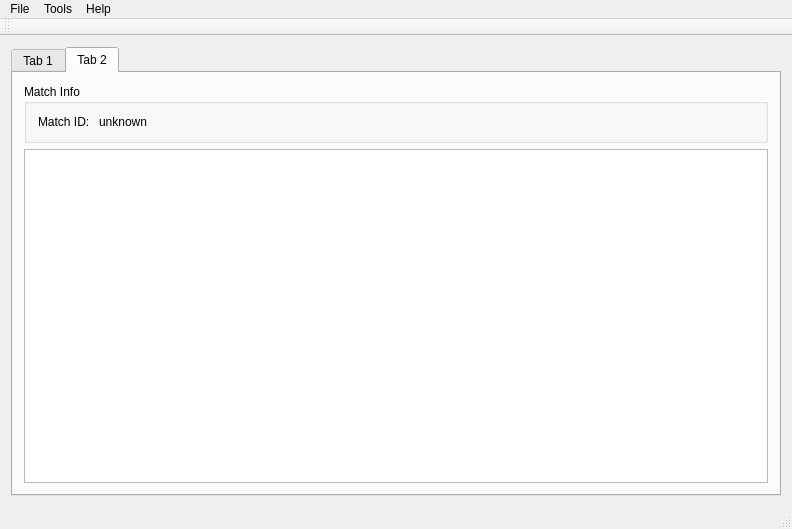
This is example/client/mainwindow.ui in ericp1337/LoL-Replay-Parsing-Server as Qt 5 draws it before an edit. The edited form follows.
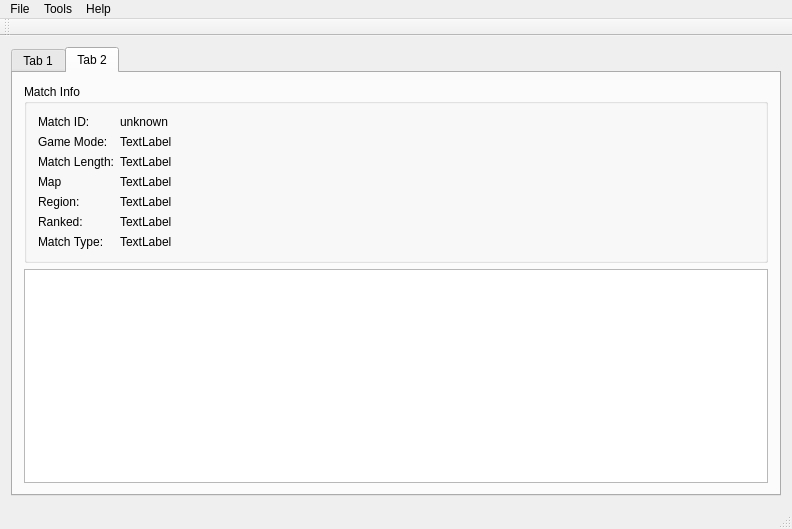
This is the edited form.

```diff
--- a/example/client/mainwindow.ui
+++ b/example/client/mainwindow.ui
@@ -122,17 +122,108 @@
             </widget>
            </item>
            <item row="0" column="1">
-            <widget class="QLabel" name="label_3">
+            <widget class="QLabel" name="matchID">
              <property name="text">
               <string>unknown</string>
              </property>
             </widget>
            </item>
+           <item row="1" column="0">
+            <widget class="QLabel" name="label_3">
+             <property name="text">
+              <string>Game Mode:</string>
+             </property>
+            </widget>
+           </item>
+           <item row="2" column="0">
+            <widget class="QLabel" name="label_4">
+             <property name="text">
+              <string>Match Length:</string>
+             </property>
+            </widget>
+           </item>
+           <item row="3" column="0">
+            <widget class="QLabel" name="label_5">
+             <property name="text">
+              <string>Map</string>
+             </property>
+            </widget>
+           </item>
+           <item row="1" column="1">
+            <widget class="QLabel" name="gameMode">
+             <property name="text">
+              <string>TextLabel</string>
+             </property>
+            </widget>
+           </item>
+           <item row="2" column="1">
+            <widget class="QLabel" name="matchLength">
+             <property name="text">
+              <string>TextLabel</string>
+             </property>
+            </widget>
+           </item>
+           <item row="3" column="1">
+            <widget class="QLabel" name="map">
+             <property name="text">
+              <string>TextLabel</string>
+             </property>
+            </widget>
+           </item>
+           <item row="4" column="1">
+            <widget class="QLabel" name="region">
+             <property name="text">
+              <string>TextLabel</string>
+             </property>
+            </widget>
+           </item>
+           <item row="4" column="0">
+            <widget class="QLabel" name="label_7">
+             <property name="text">
+              <string>Region:</string>
+             </property>
+            </widget>
+           </item>
+           <item row="5" column="0">
+            <widget class="QLabel" name="label_8">
+             <property name="text">
+              <string>Ranked:</string>
+             </property>
+            </widget>
+           </item>
+           <item row="6" column="0">
+            <widget class="QLabel" name="label_9">
+             <property name="text">
+              <string>Match Type:</string>
+             </property>
+            </widget>
+           </item>
+           <item row="5" column="1">
+            <widget class="QLabel" name="ranked">
+             <property name="text">
+              <string>TextLabel</string>
+             </property>
+            </widget>
+           </item>
+           <item row="6" column="1">
+            <widget class="QLabel" name="matchType">
+             <property name="text">
+              <string>TextLabel</string>
+             </property>
+            </widget>
+           </item>
           </layout>
          </widget>
         </item>
         <item row="1" column="0">
-         <widget class="QTableView" name="tableView"/>
+         <widget class="QTableView" name="tableView">
+          <property name="sizeAdjustPolicy">
+           <enum>QAbstractScrollArea::AdjustToContents</enum>
+          </property>
+          <property name="editTriggers">
+           <set>QAbstractItemView::NoEditTriggers</set>
+          </property>
+         </widget>
         </item>
        </layout>
       </widget>
```
